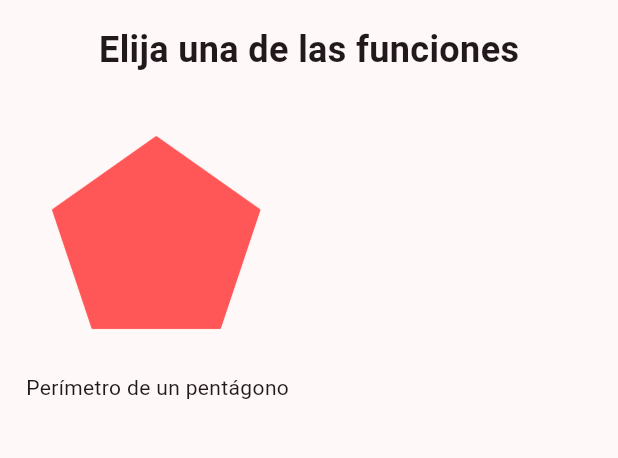
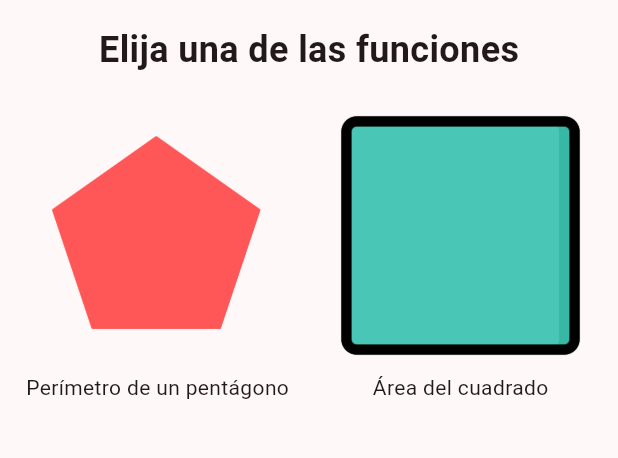
Before and after one commit to camiloarteaga1/lab2, a Flutter app: the screen it shows after launch, on a phone screen of 412 x 824 dp, the part 84-542 px from its top. Run offline on Flutter 3.47's test engine with Material 3 defaults, Android fonts, the phone set to English and light mode, and no system bars; Roboto replaces fonts that are missing (Broadway).

Commit message:
add the GestureDetector for square area

```diff
--- a/lib/screens/home_screen.dart
+++ b/lib/screens/home_screen.dart
@@ -1,7 +1,7 @@
 import 'package:flutter/material.dart';
 // import 'package:lab1/screens/area_circulo_screen.dart';
 // import 'package:lab1/screens/perimetro_circulo_screen.dart';
-// import 'package:lab1/screens/area_cuadrado_screen.dart';
+import 'package:lab1/screens/area_cuadrado_screen.dart';
 // import 'package:lab1/screens/perimetro_cuadrado_screen.dart';
 // import 'package:lab1/screens/area_triangulo_screen.dart';
 // import 'package:lab1/screens/perimetro_triangulo_screen.dart';
@@ -93,29 +93,29 @@ class _HomeScreenState extends State<HomeScreen> {
               ),
 
               // // Image 2
-              // GestureDetector(
-              //   onTap: () {
-              //     Navigator.push(
-              //       context,
-              //       MaterialPageRoute(builder: (context) => const CalculatorScreen()),
-              //     );
-              //   },
-              //   child: const Column(
-              //     children: [
-              //       Expanded(
-              //         child: Image(
-              //           height: 200,
-              //           width: 200,
-              //           image: AssetImage('assets/images/calculator.png')
-              //         ),
-              //       ),
-              //       Padding(
-              //         padding: EdgeInsets.only(top: 8.0),
-              //         child: Text('Calculadora'),
-              //       ),
-              //     ],
-              //   ),
-              // ),
+              GestureDetector(
+                onTap: () {
+                  Navigator.push(
+                    context,
+                    MaterialPageRoute(builder: (context) => const SquareArea()),
+                  );
+                },
+                child: const Column(
+                  children: [
+                    Expanded(
+                      child: Image(
+                        height: 200,
+                        width: 200,
+                        image: AssetImage('assets/images/area_cuadrado.png')
+                      ),
+                    ),
+                    Padding(
+                      padding: EdgeInsets.only(top: 8.0),
+                      child: Text('Área del cuadrado'),
+                    ),
+                  ],
+                ),
+              ),
 
               // // Image 3
               // GestureDetector(
```
